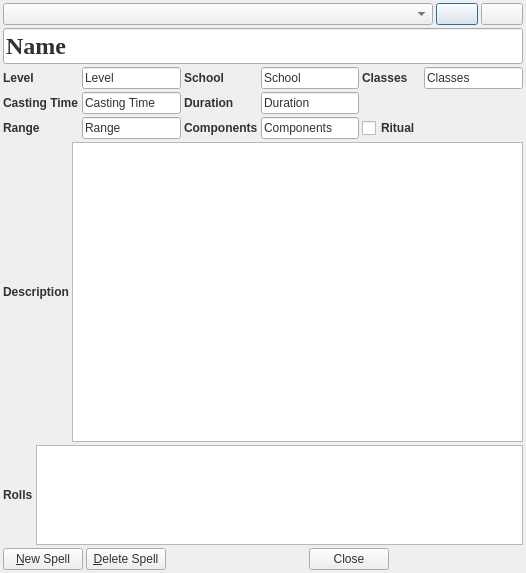
The window that DMHelper/src/spellbookdialog.ui (MMetze/DMHelper) describes before a commit, drawn with Qt 5.
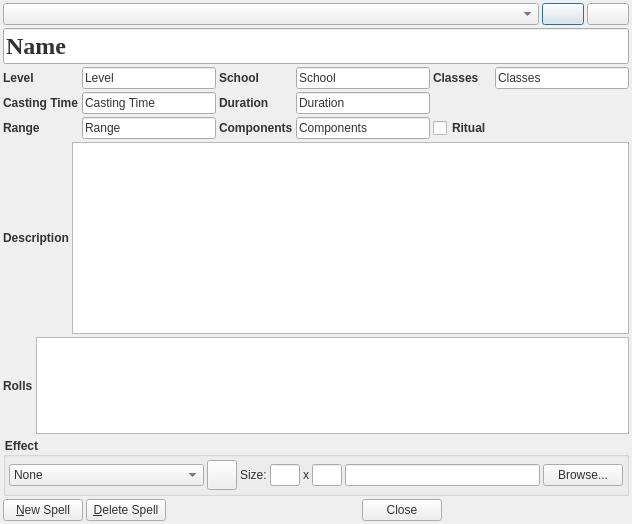
The same window after the commit. Icons and pictures are not drawn. Custom widgets are drawn as their Qt base class.

```diff
--- a/DMHelper/src/spellbookdialog.ui
+++ b/DMHelper/src/spellbookdialog.ui
@@ -6,8 +6,8 @@
    <rect>
     <x>0</x>
     <y>0</y>
-    <width>526</width>
-    <height>573</height>
+    <width>632</width>
+    <height>524</height>
    </rect>
   </property>
   <property name="windowTitle">
@@ -17,7 +17,7 @@
    <string notr="true">background-image: url(:/img/data/parchment.jpg);
 color: rgb(50, 50, 50);</string>
   </property>
-  <layout class="QVBoxLayout" name="verticalLayout" stretch="0,0,0,3,1,0">
+  <layout class="QVBoxLayout" name="verticalLayout">
    <property name="spacing">
     <number>3</number>
    </property>
@@ -55,9 +55,6 @@
          <height>16777215</height>
         </size>
        </property>
-       <property name="editable">
-        <bool>false</bool>
-       </property>
        <property name="insertPolicy">
         <enum>QComboBox::NoInsert</enum>
        </property>
@@ -175,7 +172,7 @@
     </widget>
    </item>
    <item>
-    <layout class="QGridLayout" name="gridLayout" columnstretch="0,0,0,0,0,0,0,0,0,0">
+    <layout class="QGridLayout" name="gridLayout" columnstretch="0,0,0,0,0,0">
      <property name="spacing">
       <number>3</number>
      </property>
@@ -448,7 +445,14 @@
       </widget>
      </item>
      <item>
-      <widget class="QPlainTextEdit" name="edtDescription"/>
+      <widget class="QPlainTextEdit" name="edtDescription">
+       <property name="sizePolicy">
+        <sizepolicy hsizetype="Expanding" vsizetype="MinimumExpanding">
+         <horstretch>0</horstretch>
+         <verstretch>0</verstretch>
+        </sizepolicy>
+       </property>
+      </widget>
      </item>
     </layout>
    </item>
@@ -468,10 +472,205 @@
       </widget>
      </item>
      <item>
-      <widget class="QPlainTextEdit" name="edtRoll"/>
+      <widget class="QPlainTextEdit" name="edtRoll">
+       <property name="sizePolicy">
+        <sizepolicy hsizetype="Expanding" vsizetype="Preferred">
+         <horstretch>0</horstretch>
+         <verstretch>0</verstretch>
+        </sizepolicy>
+       </property>
+      </widget>
      </item>
     </layout>
    </item>
+   <item>
+    <widget class="QGroupBox" name="groupBox">
+     <property name="font">
+      <font>
+       <weight>75</weight>
+       <bold>true</bold>
+      </font>
+     </property>
+     <property name="title">
+      <string>Effect</string>
+     </property>
+     <layout class="QHBoxLayout" name="horizontalLayout_5">
+      <property name="spacing">
+       <number>3</number>
+      </property>
+      <property name="leftMargin">
+       <number>3</number>
+      </property>
+      <property name="topMargin">
+       <number>3</number>
+      </property>
+      <property name="rightMargin">
+       <number>3</number>
+      </property>
+      <property name="bottomMargin">
+       <number>3</number>
+      </property>
+      <item>
+       <widget class="QComboBox" name="cmbEffectType">
+        <property name="sizePolicy">
+         <sizepolicy hsizetype="MinimumExpanding" vsizetype="Fixed">
+          <horstretch>0</horstretch>
+          <verstretch>0</verstretch>
+         </sizepolicy>
+        </property>
+        <property name="insertPolicy">
+         <enum>QComboBox::NoInsert</enum>
+        </property>
+        <item>
+         <property name="text">
+          <string>None</string>
+         </property>
+        </item>
+        <item>
+         <property name="text">
+          <string>Radius</string>
+         </property>
+         <property name="icon">
+          <iconset resource="resources.qrc">
+           <normaloff>:/img/data/icon_neweffectradius.png</normaloff>:/img/data/icon_neweffectradius.png</iconset>
+         </property>
+        </item>
+        <item>
+         <property name="text">
+          <string>Cone</string>
+         </property>
+         <property name="icon">
+          <iconset resource="resources.qrc">
+           <normaloff>:/img/data/icon_neweffectcone.png</normaloff>:/img/data/icon_neweffectcone.png</iconset>
+         </property>
+        </item>
+        <item>
+         <property name="text">
+          <string>Cube</string>
+         </property>
+         <property name="icon">
+          <iconset resource="resources.qrc">
+           <normaloff>:/img/data/icon_neweffectcube.png</normaloff>:/img/data/icon_neweffectcube.png</iconset>
+         </property>
+        </item>
+        <item>
+         <property name="text">
+          <string>Line</string>
+         </property>
+         <property name="icon">
+          <iconset resource="resources.qrc">
+           <normaloff>:/img/data/icon_neweffectline.png</normaloff>:/img/data/icon_neweffectline.png</iconset>
+         </property>
+        </item>
+        <item>
+         <property name="text">
+          <string>Object</string>
+         </property>
+         <property name="icon">
+          <iconset resource="resources.qrc">
+           <normaloff>:/img/data/icon_newobject.png</normaloff>:/img/data/icon_newobject.png</iconset>
+         </property>
+        </item>
+       </widget>
+      </item>
+      <item>
+       <widget class="ColorPushButton" name="btnEffectColor">
+        <property name="minimumSize">
+         <size>
+          <width>30</width>
+          <height>30</height>
+         </size>
+        </property>
+        <property name="maximumSize">
+         <size>
+          <width>30</width>
+          <height>30</height>
+         </size>
+        </property>
+        <property name="text">
+         <string/>
+        </property>
+       </widget>
+      </item>
+      <item>
+       <layout class="QHBoxLayout" name="horizontalLayout_6">
+        <property name="spacing">
+         <number>3</number>
+        </property>
+        <item>
+         <widget class="QLabel" name="label_11">
+          <property name="text">
+           <string>Size:</string>
+          </property>
+         </widget>
+        </item>
+        <item>
+         <widget class="QLineEdit" name="edtEffectWidth">
+          <property name="sizePolicy">
+           <sizepolicy hsizetype="Preferred" vsizetype="Fixed">
+            <horstretch>0</horstretch>
+            <verstretch>0</verstretch>
+           </sizepolicy>
+          </property>
+          <property name="maximumSize">
+           <size>
+            <width>30</width>
+            <height>16777215</height>
+           </size>
+          </property>
+         </widget>
+        </item>
+        <item>
+         <widget class="QLabel" name="lblSizeX">
+          <property name="text">
+           <string>x</string>
+          </property>
+          <property name="alignment">
+           <set>Qt::AlignCenter</set>
+          </property>
+         </widget>
+        </item>
+        <item>
+         <widget class="QLineEdit" name="edtEffectHeight">
+          <property name="sizePolicy">
+           <sizepolicy hsizetype="Preferred" vsizetype="Fixed">
+            <horstretch>0</horstretch>
+            <verstretch>0</verstretch>
+           </sizepolicy>
+          </property>
+          <property name="maximumSize">
+           <size>
+            <width>30</width>
+            <height>16777215</height>
+           </size>
+          </property>
+          <property name="text">
+           <string/>
+          </property>
+         </widget>
+        </item>
+       </layout>
+      </item>
+      <item>
+       <widget class="QLineEdit" name="edtEffectToken">
+        <property name="sizePolicy">
+         <sizepolicy hsizetype="MinimumExpanding" vsizetype="Fixed">
+          <horstretch>0</horstretch>
+          <verstretch>0</verstretch>
+         </sizepolicy>
+        </property>
+       </widget>
+      </item>
+      <item>
+       <widget class="QPushButton" name="btnEffectTokenBrowse">
+        <property name="text">
+         <string>Browse...</string>
+        </property>
+       </widget>
+      </item>
+     </layout>
+    </widget>
+   </item>
    <item>
     <layout class="QHBoxLayout" name="horizontalLayout_2">
      <item>
@@ -554,6 +753,13 @@
    </item>
   </layout>
  </widget>
+ <customwidgets>
+  <customwidget>
+   <class>ColorPushButton</class>
+   <extends>QPushButton</extends>
+   <header>colorpushbutton.h</header>
+  </customwidget>
+ </customwidgets>
  <resources>
   <include location="resources.qrc"/>
  </resources>
```
